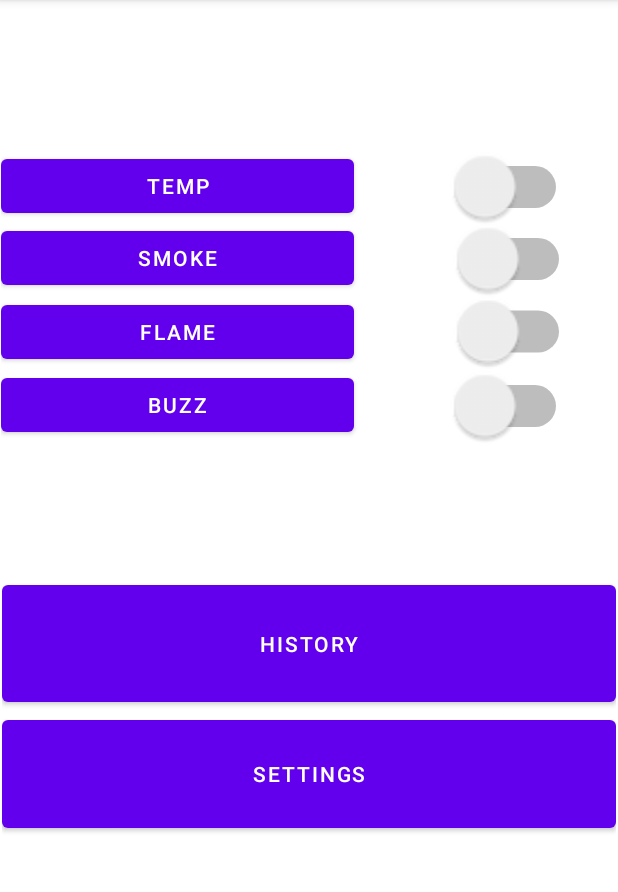
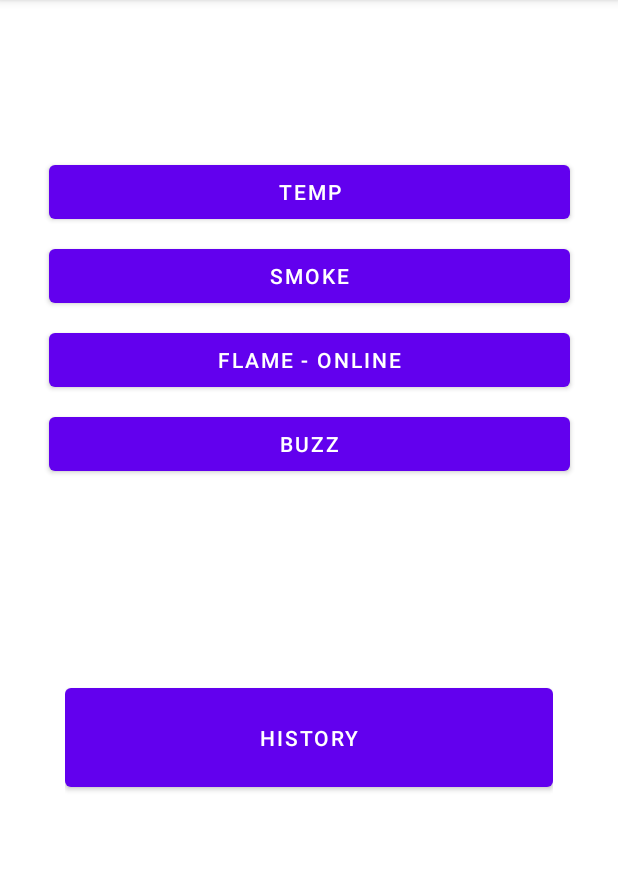
Before and after one commit to Hronol/Home_Guard, an Android app: the screen it shows after launch (MainActivity), on a phone screen of 412 x 824 dp, the part 84-976 px from its top. Run offline under Robolectric (Android 15) with nearby library versions, the phone set to English and light mode, and no system bars.

```diff
--- a/app/src/main/java/com/main/home_guard_droid/MainActivity.java
+++ b/app/src/main/java/com/main/home_guard_droid/MainActivity.java
@@ -4,14 +4,11 @@ import androidx.appcompat.app.AppCompatActivity;
 
 import android.app.NotificationChannel;
 import android.app.NotificationManager;
-import android.content.Context;
 import android.content.Intent;
 import android.os.Build;
 import android.os.Bundle;
 import android.view.View;
 import android.widget.Button;
-import android.widget.CompoundButton;
-import android.widget.Switch;
 
 public class MainActivity extends AppCompatActivity {
 
@@ -19,6 +16,7 @@ public class MainActivity extends AppCompatActivity {
     public String channel_name = "channelName";
     Sensors sensors = new Sensors();
     Intent i;
+    private Boolean flameStatus = true;
 
     @Override
     protected void onCreate(Bundle savedInstanceState) {
@@ -30,8 +28,8 @@ public class MainActivity extends AppCompatActivity {
         createNotificationChannel();
         goToHistory();
         turnOnFlame();
-        turnOnBuzz();
-        turnOnGas();
+        //turnOnBuzz();
+       // turnOnGas();
 
     }
 
@@ -47,8 +45,24 @@ public class MainActivity extends AppCompatActivity {
 
     public void turnOnFlame() {
        // Sensors sensors = (Sensors) getApplicationContext();
-        Switch flameSwitch = (Switch) findViewById(R.id.switch_flame);
-        flameSwitch.setOnCheckedChangeListener(new CompoundButton.OnCheckedChangeListener() {
+        //Switch flameSwitch = (Switch) findViewById(R.id.switch_flame);
+        Button flameButton = (Button)findViewById(R.id.buttonFlame);
+        flameButton.setOnClickListener(new View.OnClickListener() {
+            @Override
+            public void onClick(View view) {
+                if (!flameStatus) {
+                    flameStatus = true;
+                    flameButton.setText("FLAME - ONLINE");
+                    i.putExtra("flame", true);
+                } else {
+                    flameStatus = false;
+                    flameButton.setText("FLAME - OFFLINE");
+                    i.putExtra("flame", false);
+                    //startActivity(i);
+                }
+            }
+        });
+       /* flameButton.setOnCheckedChangeListener(new CompoundButton.OnCheckedChangeListener() {
             @Override
             public void onCheckedChanged(CompoundButton buttonView, boolean isChecked) {
                 if (isChecked) {
@@ -61,10 +75,10 @@ public class MainActivity extends AppCompatActivity {
                     startActivity(i);
                 }
             }
-        });
+        });*/
     }
 
-    public void turnOnGas() {
+   /* public void turnOnGas() {
        // Sensors sensors = (Sensors) getApplicationContext();
         Switch gasSwitch = (Switch) findViewById(R.id.switch_smoke);
         gasSwitch.setOnCheckedChangeListener(new CompoundButton.OnCheckedChangeListener() {
@@ -93,7 +107,7 @@ public class MainActivity extends AppCompatActivity {
                 }
             }
         });
-    }
+    }*/
 
     public void createNotificationChannel() {
         if (Build.VERSION.SDK_INT >= Build.VERSION_CODES.O) {
--- a/app/src/main/res/layout/activity_history.xml
+++ b/app/src/main/res/layout/activity_history.xml
@@ -6,11 +6,12 @@
     android:layout_height="match_parent">
 
     <androidx.core.widget.NestedScrollView
-        android:layout_width="413dp"
-        android:layout_height="464dp"
+        android:layout_width="404dp"
+        android:layout_height="622dp"
+        android:layout_marginTop="67dp"
         android:fillViewport="true"
-        app:layout_constraintBottom_toBottomOf="parent"
-        app:layout_constraintStart_toStartOf="parent">
+        app:layout_constraintStart_toStartOf="parent"
+        app:layout_constraintTop_toTopOf="parent">
 
         <ListView
             android:id="@+id/listview1"
--- a/app/src/main/res/layout/activity_main.xml
+++ b/app/src/main/res/layout/activity_main.xml
@@ -8,91 +8,56 @@
 
     <androidx.gridlayout.widget.GridLayout
         android:id="@+id/gridLayout"
-        android:layout_width="413dp"
-        android:layout_height="204dp"
-        android:layout_marginStart="2dp"
+        android:layout_width="355dp"
+        android:layout_height="237dp"
         android:layout_marginTop="100dp"
-        app:columnCount="2"
         app:layout_constraintEnd_toEndOf="parent"
         app:layout_constraintStart_toStartOf="parent"
         app:layout_constraintTop_toTopOf="parent"
-        app:rowCount="4">
+        app:useDefaultMargins="true">
 
         <Button
-            android:id="@+id/button"
-            android:layout_width="235dp"
+            android:id="@+id/buttonTemp"
+            android:layout_width="match_parent"
             android:layout_height="wrap_content"
             android:layout_weight="1"
-            android:clickable="false"
+            android:checkable="true"
             android:text="Temp" />
 
-        <Switch
-            android:id="@+id/switch_temp"
-            android:layout_width="104dp"
+        <Button
+            android:id="@+id/buttonSmoke"
+            android:layout_width="match_parent"
             android:layout_height="wrap_content"
-            android:checked="false"
-            android:ellipsize="start"
-            android:scaleX="2"
-            android:scaleY="2"
-            android:scrollbarSize="4dp"
-            android:showText="false"
-            android:textOn="ON"
-            app:layout_column="1"
-            app:layout_gravity="fill_vertical"
-            app:layout_row="0" />
+            android:layout_weight="1"
+            android:checkable="true"
+            android:text="Smoke"
+            app:layout_column="0"
+            app:layout_row="1" />
 
         <Button
-            android:id="@+id/button3"
-            android:layout_width="235dp"
+            android:id="@+id/buttonFlame"
+            android:layout_width="match_parent"
             android:layout_height="wrap_content"
             android:layout_weight="1"
-            android:clickable="false"
-            android:text="Smoke" />
-
-        <Switch
-            android:id="@+id/switch_smoke"
-            android:layout_width="105dp"
-            android:layout_height="45dp"
-            android:checked="false"
-            android:scaleX="2"
-            android:scaleY="2" />
+            android:checkable="true"
+            android:text="FLAME - ONLINE"
+            app:layout_column="0"
+            app:layout_row="2" />
 
         <Button
-            android:id="@+id/button4"
-            android:layout_width="235dp"
+            android:id="@+id/buttonBuzz"
+            android:layout_width="match_parent"
             android:layout_height="wrap_content"
             android:layout_weight="1"
-            android:clickable="false"
-            android:text="Flame" />
+            android:text="Buzz"
+            app:layout_column="0"
+            app:layout_row="3" />
 
-        <Switch
-            android:id="@+id/switch_flame"
-            android:layout_width="105dp"
-            android:layout_height="50dp"
-            android:checked="false"
-            android:scaleX="2"
-            android:scaleY="2" />
-
-        <Button
-            android:id="@+id/button5"
-            android:layout_width="235dp"
-            android:layout_height="wrap_content"
-            android:layout_weight="1"
-            android:clickable="false"
-            android:text="Buzz" />
-
-        <Switch
-            android:id="@+id/switch_buzz"
-            android:layout_width="104dp"
-            android:layout_height="48dp"
-            android:checked="false"
-            android:scaleX="2"
-            android:scaleY="2" />
     </androidx.gridlayout.widget.GridLayout>
 
     <androidx.gridlayout.widget.GridLayout
-        android:layout_width="409dp"
-        android:layout_height="185dp"
+        android:layout_width="325dp"
+        android:layout_height="82dp"
         android:layout_marginTop="39dp"
         android:layout_marginBottom="158dp"
         app:layout_constraintBottom_toBottomOf="parent"
@@ -103,16 +68,11 @@
         <Button
             android:id="@+id/button_history"
             android:layout_width="match_parent"
-            android:layout_height="90dp"
-            android:text="History" />
+            android:layout_height="78dp"
+            android:text="History"
+            app:layout_column="0"
+            app:layout_row="0" />
 
-        <Button
-            android:id="@+id/button_settings"
-            android:layout_width="match_parent"
-            android:layout_height="84dp"
-            android:text="Settings"
-            app:layout_column="0"
-            app:layout_row="1" />
     </androidx.gridlayout.widget.GridLayout>
 
 </androidx.constraintlayout.widget.ConstraintLayout>
--- a/build.gradle
+++ b/build.gradle
@@ -5,7 +5,7 @@ buildscript {
         mavenCentral()
     }
     dependencies {
-        classpath 'com.android.tools.build:gradle:7.1.3'
+        classpath 'com.android.tools.build:gradle:7.2.1'
         classpath 'com.google.gms:google-services:4.3.10'
 
         // NOTE: Do not place your application dependencies here; they belong
```
Also changed, not shown: gradle/wrapper/gradle-wrapper.properties.
